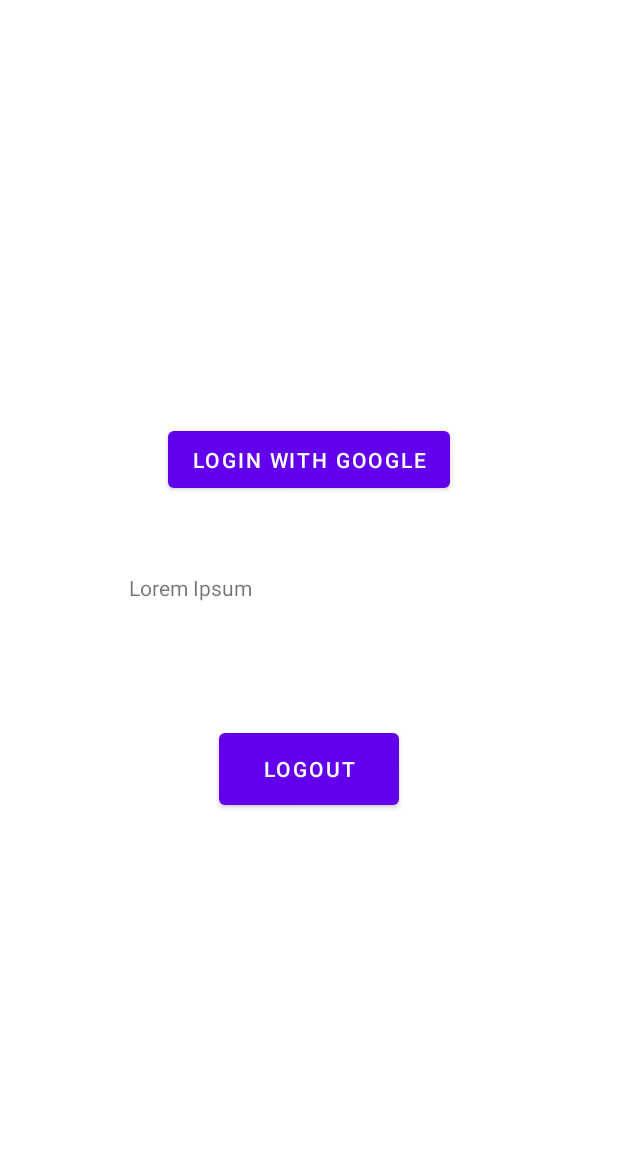
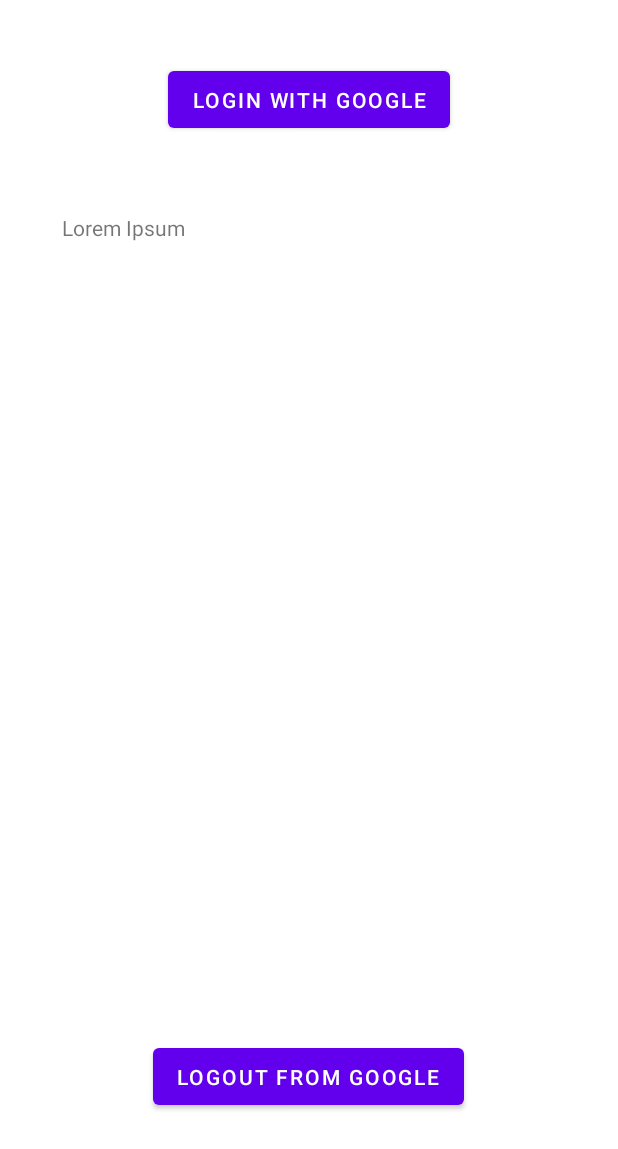
Before and after one commit to huba79/googleAuthExperimentBasic, an Android app: the layout activity_main.xml on its own in the app's theme, with its tools: preview values and no code run, on a phone screen of 412 x 824 dp. Shown: the top 1149 px of the screen. Run offline under Robolectric (Android 15) with nearby library versions, the phone set to English and light mode, and no system bars.

```diff
--- a/app/src/main/AndroidManifest.xml
+++ b/app/src/main/AndroidManifest.xml
@@ -1,6 +1,6 @@
 <?xml version="1.0" encoding="utf-8"?>
 <manifest xmlns:android="http://schemas.android.com/apk/res/android"
-    xmlns:tools="http://schemas.android.com/tools">
+    xmlns:tools="http://schemas.android.com/tools" >
 
     <application
         android:allowBackup="true"
@@ -10,10 +10,10 @@
         android:label="@string/app_name"
         android:supportsRtl="true"
         android:theme="@style/Theme.GoogleAuthExperimentBasic"
-        tools:targetApi="31">
+        tools:targetApi="31" >
         <activity
             android:name=".MainActivity"
-            android:exported="true">
+            android:exported="true" >
             <intent-filter>
                 <action android:name="android.intent.action.MAIN" />
 
--- a/app/src/main/res/layout/activity_main.xml
+++ b/app/src/main/res/layout/activity_main.xml
@@ -3,15 +3,19 @@
     xmlns:app="http://schemas.android.com/apk/res-auto"
     xmlns:tools="http://schemas.android.com/tools"
     android:layout_width="match_parent"
-    android:layout_height="match_parent"
+    android:layout_height="wrap_content"
     tools:context=".MainActivity">
 
     <LinearLayout
         android:layout_width="match_parent"
         android:layout_height="wrap_content"
         android:gravity="center"
+        android:isScrollContainer="true"
         android:orientation="vertical"
         android:padding="16dp"
+        android:scrollbarAlwaysDrawVerticalTrack="true"
+        android:scrollbarSize="8dp"
+        android:scrollbarStyle="insideInset"
         app:layout_constraintBottom_toBottomOf="parent"
         app:layout_constraintEnd_toEndOf="parent"
         app:layout_constraintStart_toStartOf="parent"
@@ -27,18 +31,19 @@
             android:text="@string/loginButtonCaption" />
 
         <TextView
-            android:id="@+id/textview_first"
-            android:layout_width="240dp"
-            android:layout_height="50sp"
+            android:id="@+id/resultViewId"
+            android:layout_width="match_parent"
+            android:layout_height="500sp"
             android:layout_gravity="center"
             android:layout_margin="25dp"
             android:layout_marginVertical="25dp"
+            android:scrollbars="vertical"
             android:text="@string/lorem_ipsum" />
 
         <Button
-            android:id="@+id/button_first"
-            android:layout_width="120dp"
-            android:layout_height="60dp"
+            android:id="@+id/googleLogoutButtonId"
+            android:layout_width="wrap_content"
+            android:layout_height="50dp"
             android:layout_gravity="center"
             android:layout_margin="25dp"
             android:layout_marginVertical="25dp"
--- /dev/null
+++ b/app/src/main/res/values-land/dimens.xml
@@ -0,0 +1,3 @@
+<resources>
+ <dimen name="activity_horizontal_margin">48dp</dimen>
+</resources>
--- /dev/null
+++ b/app/src/main/res/values-w1240dp/dimens.xml
@@ -0,0 +1,3 @@
+<resources>
+ <dimen name="activity_horizontal_margin">200dp</dimen>
+</resources>
--- /dev/null
+++ b/app/src/main/res/values-w600dp/dimens.xml
@@ -0,0 +1,3 @@
+<resources>
+ <dimen name="activity_horizontal_margin">48dp</dimen>
+</resources>
--- /dev/null
+++ b/app/src/main/res/values/dimens.xml
@@ -0,0 +1,5 @@
+<resources>
+    <!-- Default screen margins, per the Android Design guidelines. -->
+ <dimen name="activity_horizontal_margin">16dp</dimen>
+ <dimen name="activity_vertical_margin">16dp</dimen>
+</resources>
--- a/app/src/main/res/values/strings.xml
+++ b/app/src/main/res/values/strings.xml
@@ -2,6 +2,9 @@
     <string name="app_name">googleAuthExperimentBasic</string>
     <string name="lorem_ipsum">Lorem Ipsum</string>
     <string name="next">Next screen</string>
-    <string name="logoutButtonCaption">Logout</string>
+    <string name="logoutButtonCaption">Logout from Google</string>
     <string name="loginButtonCaption">Login with Google</string>
+    <string name="title_activity_login">LoginActivity</string>
+    <string name="client_id">201700594575-invd52r6hatl430ifvoflidknchs9vhd.apps.googleusercontent.com</string>
+    <string name="client_server_id">464496533784-f1q2acj6sgo634jcmcf6ja429ohhspm7.apps.googleusercontent.com</string>
 </resources>
--- a/build.gradle
+++ b/build.gradle
@@ -1,6 +1,6 @@
 // Top-level build file where you can add configuration options common to all sub-projects/modules.
 plugins {
-    id 'com.android.application' version '7.4.1' apply false
-    id 'com.android.library' version '7.4.1' apply false
+    id 'com.android.application' version '7.4.2' apply false
+    id 'com.android.library' version '7.4.2' apply false
     id 'org.jetbrains.kotlin.android' version '1.8.0' apply false
 }
```
Also changed, not shown: app/build.gradle (+6 -3 lines), app/src/main/java/com/example/googleauthexperimentbasic/MainActivity.kt (+129 -52 lines).
